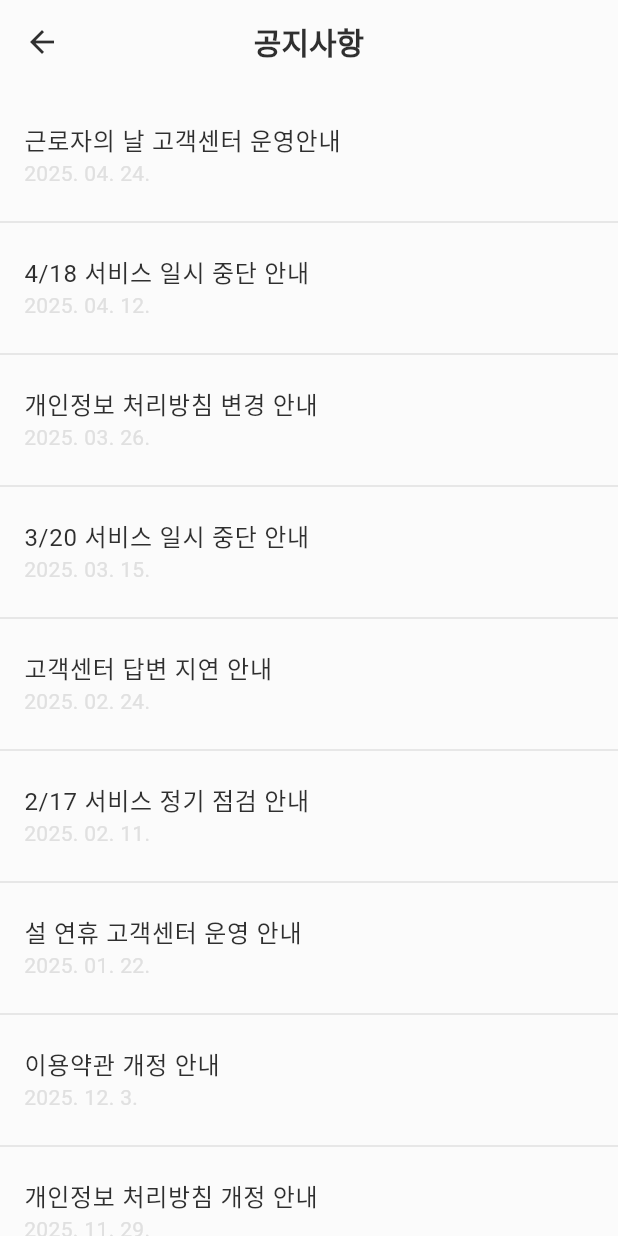
After one commit to JeongHeeju/capstone, a Flutter app: the NoticeScreen screen opened directly, on a phone screen of 412 x 824 dp. The commit adds this screen. Run offline on Flutter 3.47's test engine with Material 3 defaults, Android fonts, the phone set to English and light mode, and no system bars; our stand-ins replace google_fonts.

Commit message:
Ninth Commit

```diff
--- /dev/null
+++ b/lib/screen/notice_screen.dart
@@ -0,0 +1,71 @@
+import 'package:flutter/material.dart';
+
+class NoticeScreen extends StatelessWidget {
+  const NoticeScreen({super.key});
+
+  final List<Map<String, String>> notices = const [
+    {'title': '근로자의 날 고객센터 운영안내', 'date': '2025. 04. 24.'},
+    {'title': '4/18 서비스 일시 중단 안내', 'date': '2025. 04. 12.'},
+    {'title': '개인정보 처리방침 변경 안내', 'date': '2025. 03. 26.'},
+    {'title': '3/20 서비스 일시 중단 안내', 'date': '2025. 03. 15.'},
+    {'title': '고객센터 답변 지연 안내', 'date': '2025. 02. 24.'},
+    {'title': '2/17 서비스 정기 점검 안내', 'date': '2025. 02. 11.'},
+    {'title': '설 연휴 고객센터 운영 안내', 'date': '2025. 01. 22.'},
+    {'title': '이용약관 개정 안내', 'date': '2025. 12. 3.'},
+    {'title': '개인정보 처리방침 개정 안내', 'date': '2025. 11. 29.'},
+  ];
+
+  @override
+  Widget build(BuildContext context) {
+    return Scaffold(
+      appBar: PreferredSize(
+        preferredSize: Size.fromHeight(56.0),
+        child: AppBar(
+          backgroundColor: Color(0xFFFBFBFB),
+          title: const Text('공지사항', style: TextStyle(color: Color(0xFF2F2F2F))),
+          centerTitle: true,
+          elevation: 0,
+          flexibleSpace: Container(
+            decoration: BoxDecoration(
+              color: Color(0xFFFBFBFB), // 배경색 설정
+            ),
+          ),
+        ),
+      ),
+      body: ListView.separated(
+        padding: const EdgeInsets.symmetric(horizontal: 16, vertical: 12),
+        itemCount: notices.length,
+        separatorBuilder: (_, __) => const Align(
+          alignment: Alignment.center,
+          child: FractionallySizedBox(
+            widthFactor: 1.12, // 1보다 크면 padding을 뚫고 나옴 (16px 기준 약 1.12)
+            child: Divider(
+              color: Color(0xFFE0E0E0), // 원하는 색
+            ),
+          ),
+        ),
+        itemBuilder: (context, index) {
+          final notice = notices[index];
+          return ListTile(
+            contentPadding: EdgeInsets.zero,
+            title: Text(
+              notice['title'] ?? '',
+              style: const TextStyle(color: Color(0xFF2F2F2F)),
+            ),
+            subtitle: Text(
+              notice['date'] ?? '',
+              style: const TextStyle(color: Color(0xFFE0E0E0)),
+            ),
+            onTap: () {
+              // TODO: 상세보기 연결
+            },
+            splashColor: Colors.transparent,
+            hoverColor: Colors.transparent,
+            focusColor: Colors.transparent,
+            tileColor: Colors.transparent,
+          );
+        },
+      ),
+    );
+  }
+}
--- /dev/null
+++ b/lib/screen/service_screen.dart
@@ -0,0 +1,37 @@
+import 'package:flutter/material.dart';
+
+class ServiceScreen extends StatelessWidget {
+  const ServiceScreen({super.key});
+
+  @override
+  Widget build(BuildContext context) {
+    final List<String> serviceItems = [
+      '자주하는 질문',
+      '1:1 문의하기',
+      '나의 문의내역',
+      '개인정보 처리방침',
+      '이용약관',
+    ];
+
+
+    return Scaffold(
+      appBar: AppBar(
+        title: const Text('고객센터', style: TextStyle(color: Color(0xFF2F2F2F))),
+        centerTitle: true,
+        //elevation: 0,
+      ),
+      body: ListView.builder(
+        itemCount: serviceItems.length,
+        itemBuilder: (context, index) {
+          final item = serviceItems[index];
+          return ListTile(
+            title: Text(item),
+            onTap: () {
+              // TODO: 각 항목별 상세 페이지로 이동
+            },
+          );
+        },
+      ),
+    );
+  }
+}
```
Also changed, not shown: lib/screen/mypage_screen.dart (+12 -2 lines).
